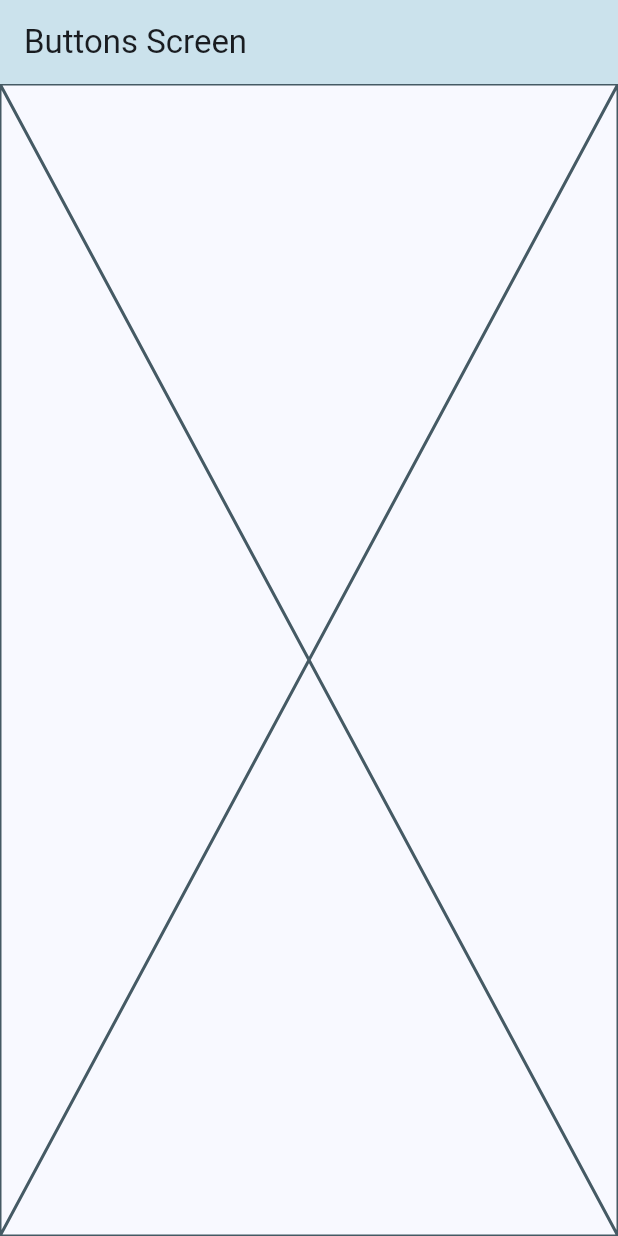
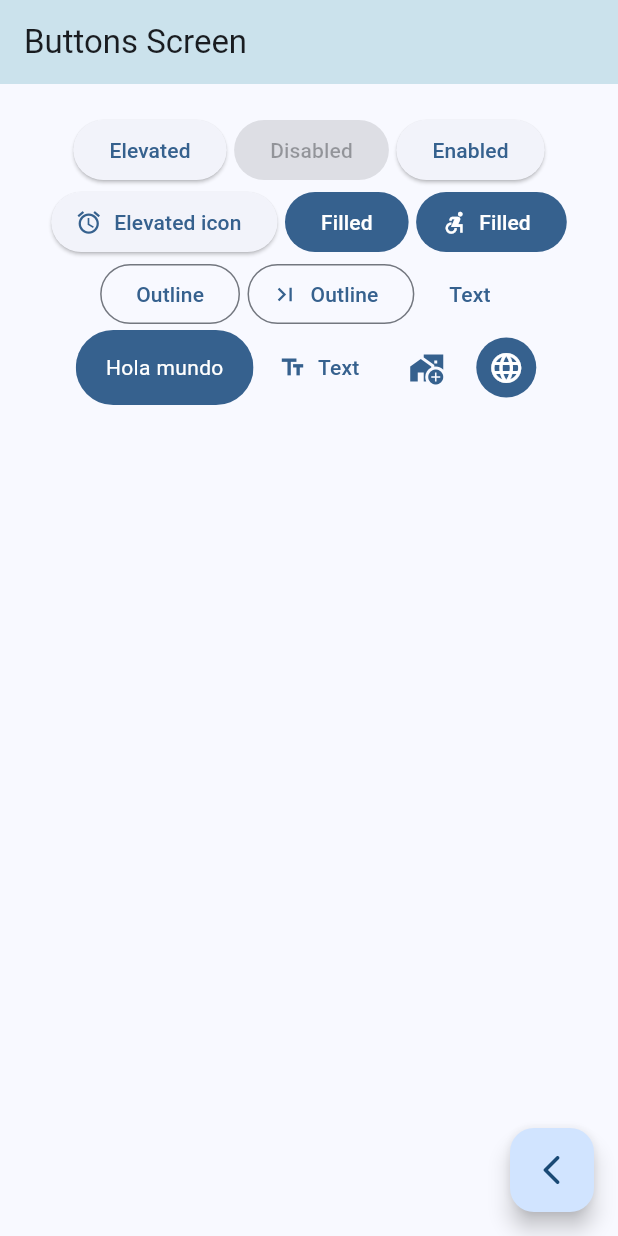
Before and after one commit to Oved/WidgetsApp, a Flutter app: the ButtonsScreen screen opened by its route, on a phone screen of 412 x 824 dp. Run offline on Flutter 3.47's test engine with Material 2 defaults, Android fonts, the phone set to English and light mode, and no system bars; our stand-ins replace go_router.

Commit message:
Se agregan diferentes tipos de botones

```diff
--- a/lib/presentation/screens/buttons/buttons_screen.dart
+++ b/lib/presentation/screens/buttons/buttons_screen.dart
@@ -1,4 +1,5 @@
 import 'package:flutter/material.dart';
+import 'package:go_router/go_router.dart';
 
 class ButtonsScreen extends StatelessWidget {
   static const String name = 'buttons_screen';
@@ -10,7 +11,100 @@ class ButtonsScreen extends StatelessWidget {
       appBar: AppBar(
         title: const Text('Buttons Screen'),
       ),
-      body: Placeholder(),
+      body: _ButtonsView(),
+      floatingActionButton: FloatingActionButton(
+        child: const Icon(Icons.arrow_back_ios_rounded),
+        onPressed: () {
+          context.pop();
+        },
+      ),
     );
   }
 }
+
+class _ButtonsView extends StatelessWidget {
+  const _ButtonsView();
+
+  @override
+  Widget build(BuildContext context) {
+    final colors = Theme.of(context).colorScheme;
+    return SizedBox(
+      width: double.infinity,
+      child: Padding(
+        padding: const EdgeInsets.symmetric(horizontal: 10, vertical: 20),
+        child: Wrap(
+            spacing: 5,
+            crossAxisAlignment: WrapCrossAlignment.center,
+            alignment: WrapAlignment.center,
+            children: [
+              ElevatedButton(onPressed: () {}, child: const Text('Elevated')),
+              const ElevatedButton(
+                  onPressed: null, child: const Text('Disabled')),
+              ElevatedButton(onPressed: () {}, child: const Text('Enabled')),
+              ElevatedButton.icon(
+                  onPressed: () {},
+                  icon: const Icon(Icons.alarm),
+                  label: Text('Elevated icon')),
+              FilledButton(onPressed: () {}, child: const Text('Filled')),
+              FilledButton.icon(
+                  onPressed: () {},
+                  icon: const Icon(Icons.accessible_forward_sharp),
+                  label: const Text('Filled')),
+              OutlinedButton(onPressed: () {}, child: const Text('Outline')),
+              OutlinedButton.icon(
+                  onPressed: () {},
+                  icon: const Icon(Icons.last_page_sharp),
+                  label: const Text('Outline')),
+              TextButton(onPressed: () {}, child: const Text('Text')),
+              const CustomButton(),
+              TextButton.icon(
+                  onPressed: () {},
+                  icon: const Icon(Icons.text_fields),
+                  label: const Text('Text')),
+              IconButton(
+                onPressed: () {},
+                icon: const Icon(
+                  Icons.add_home_work_sharp,
+                ),
+                color: colors.primary,
+              ),
+              IconButton(
+                onPressed: () {},
+                icon: const Icon(
+                  Icons.language,
+                  color: Colors.white,
+                ),
+                style: ButtonStyle(
+                    backgroundColor: MaterialStatePropertyAll(colors.primary)),
+              )
+            ]),
+      ),
+    );
+  }
+}
+
+class CustomButton extends StatelessWidget {
+  const CustomButton({super.key});
+
+  @override
+  Widget build(BuildContext context) {
+    final colors = Theme.of(context).colorScheme;
+
+    return ClipRRect(
+      borderRadius: BorderRadius.circular(40),
+      child: Material(
+        color: colors.primary,
+        child: InkWell(
+          onTap: () {},
+          child: Padding(
+            padding: EdgeInsets.symmetric(horizontal: 20, vertical: 15),
+            child: Text(
+              'Hola mundo',
+              style: TextStyle(color: Colors.white),
+            ),
+          ),
+        ),
+      ),
+    );
+  }
+}
```
